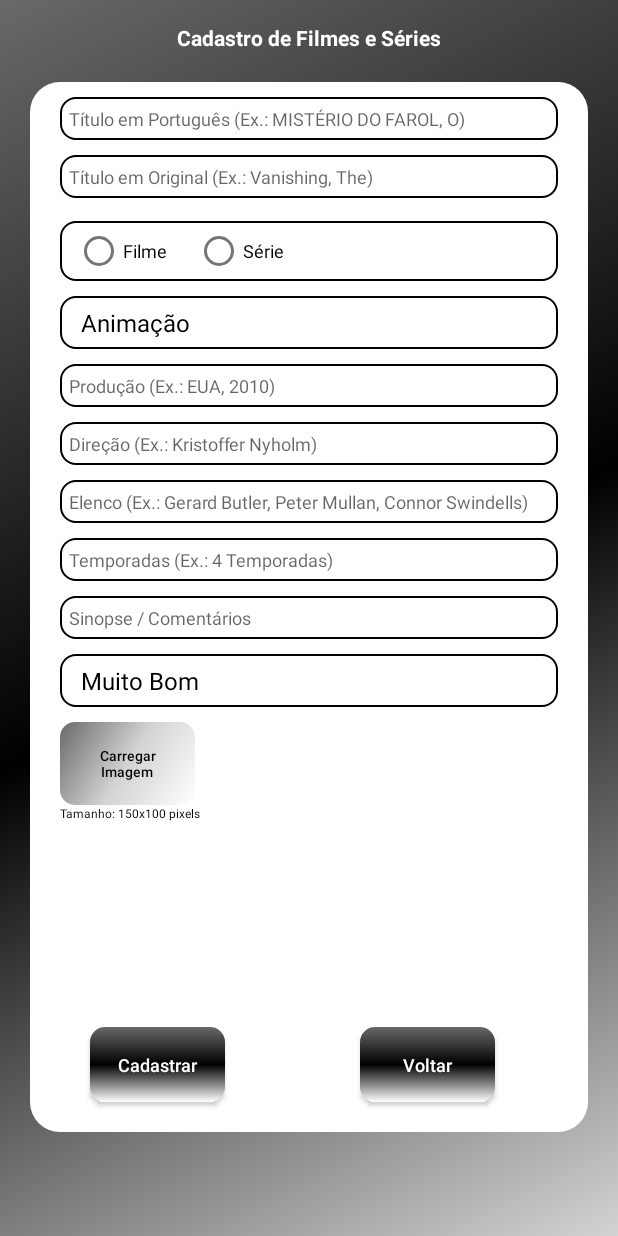
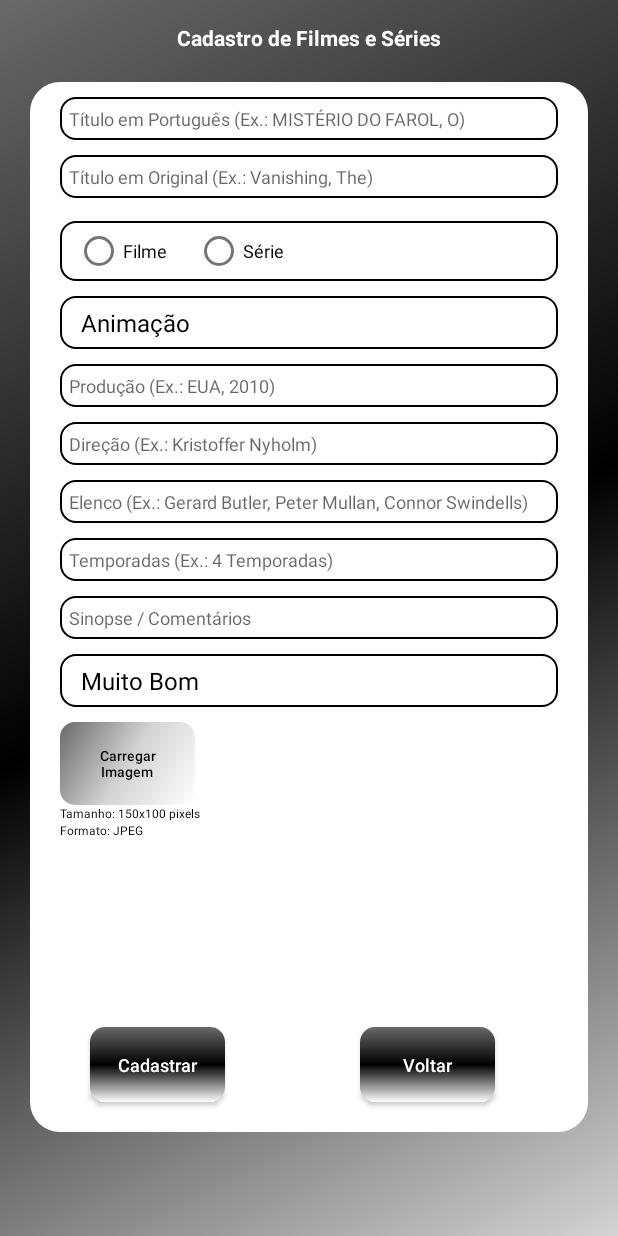
Before and after one commit to cmurozaki/Filmes, an Android app: the FormCadastroFilmes screen opened directly, with no data from a screen before it, on a phone screen of 412 x 824 dp. Run offline under Robolectric (Android 15) with nearby library versions, the phone set to English and light mode, and no system bars; our stand-ins replace Firebase (no records; nobody signed in at launch, a user with empty details on screens opened directly); pictures from the network do not load.

```diff
--- a/app/build.gradle
+++ b/app/build.gradle
@@ -24,6 +24,10 @@ android {
         }
     }
 
+    buildFeatures {
+        viewBinding true
+    }
+
     compileOptions {
         sourceCompatibility JavaVersion.VERSION_1_8
         targetCompatibility JavaVersion.VERSION_1_8
@@ -42,7 +46,7 @@ dependencies {
     androidTestImplementation 'androidx.test.ext:junit:1.1.2'
     androidTestImplementation 'androidx.test.espresso:espresso-core:3.3.0'
     implementation platform('com.google.firebase:firebase-bom:30.1.0')
-    implementation 'com.google.firebase:firebase-storage:16.0.1'
+    implementation 'com.google.firebase:firebase-storage:20.0.1'
     implementation 'com.google.firebase:firebase-auth'
     implementation 'com.google.firebase:firebase-firestore'
     implementation 'androidx.multidex:multidex:2.0.1'
--- a/app/src/main/res/layout/activity_form_cadastro_filmes.xml
+++ b/app/src/main/res/layout/activity_form_cadastro_filmes.xml
@@ -159,6 +159,18 @@
         app:layout_constraintTop_toBottomOf="@id/btn_cadastro_filmes_upload_imagem"
         />
 
+    <TextView
+        android:layout_width="wrap_content"
+        android:layout_height="wrap_content"
+        android:id="@+id/txt_formato_imagem"
+        android:text="@string/formato_imagem"
+        android:textColor="@color/black"
+        android:textSize="8dp"
+        android:layout_marginStart="20dp"
+        app:layout_constraintStart_toStartOf="@id/containerComponentsCadFilmes"
+        app:layout_constraintTop_toBottomOf="@id/txt_tamanho_imagem"
+        />
+
     <androidx.appcompat.widget.AppCompatButton
         android:id="@+id/btn_cadastro_filmes_cadastrar"
         style="@style/Button_Form_Cadastro_Filmes"
@@ -192,4 +204,13 @@
         tools:srcCompat="@tools:sample/avatars"
         />
 
+    <ProgressBar
+        android:id="@+id/progressbar_cadastro_filme"
+        style="@style/ProgressBar_Form"
+        android:visibility="invisible"
+        app:layout_constraintStart_toStartOf="parent"
+        app:layout_constraintEnd_toEndOf="parent"
+        app:layout_constraintTop_toBottomOf="@id/btn_cadastro_filmes_upload_imagem"
+        />
+
 </androidx.constraintlayout.widget.ConstraintLayout>
--- a/app/src/main/res/values/strings.xml
+++ b/app/src/main/res/values/strings.xml
@@ -18,6 +18,7 @@
     <string name="upload_imagem">Carregar Imagem</string>
     <string name="ok">OK</string>
     <string name="tamanho_imagem">Tamanho: 150x100 pixels</string>
+    <string name="formato_imagem">Formato: JPEG</string>
     <string-array name="array_generos">
         <item>Animação</item>
         <item>Aventura</item>
```
Also changed, not shown: app/src/main/java/com/example/appmoviesseries/FormCadastro.java (+27 -2 lines), app/src/main/java/com/example/appmoviesseries/FormCadastroFilmes.java (+61 -14 lines), app/src/main/java/com/example/appmoviesseries/FormLogin.java (+14 -0 lines), app/src/main/res/layout/activity_form_cadastro.xml (+9 -0 lines).
